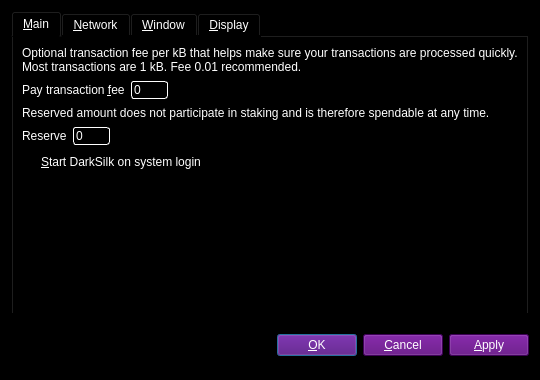
Qt form src/qt/forms/optionsdialog.ui (waffle-iron/DarkSilk-Release-Candidate) before a commit.
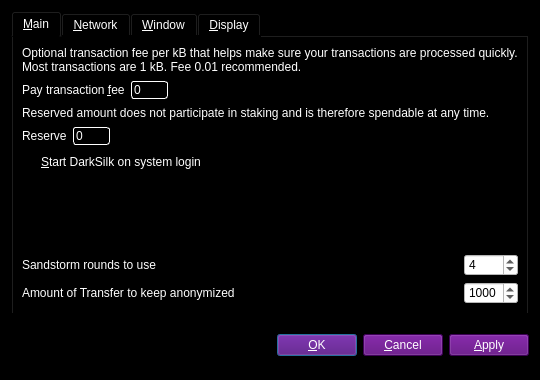
The same form after that commit. Custom widgets are drawn as their Qt base class.

Commit message: DarkSend/InstantX/Stormnode Updates/Fixes

The edit to the form file:
```diff
--- a/src/qt/forms/optionsdialog.ui
+++ b/src/qt/forms/optionsdialog.ui
@@ -37,8 +37,8 @@
       <attribute name="title">
        <string>&amp;Main</string>
       </attribute>
-      <layout class="QVBoxLayout" name="verticalLayout_Main">
-       <item>
+      <layout class="QGridLayout" name="gridLayout">
+       <item row="0" column="0" colspan="2">
         <widget class="QLabel" name="transactionFeeInfoLabel">
          <property name="text">
           <string>Optional transaction fee per kB that helps make sure your transactions are processed quickly. Most transactions are 1 kB. Fee 0.01 recommended.</string>
@@ -51,7 +51,7 @@
          </property>
         </widget>
        </item>
-       <item>
+       <item row="1" column="0">
         <layout class="QHBoxLayout" name="horizontalLayoutFee">
          <item>
           <widget class="QLabel" name="transactionFeeLabel">
@@ -88,7 +88,7 @@
          </item>
         </layout>
        </item>
-       <item>
+       <item row="2" column="0" colspan="2">
         <widget class="QLabel" name="reserveBalanceInfoLabel">
          <property name="text">
           <string>Reserved amount does not participate in staking and is therefore spendable at any time.</string>
@@ -101,7 +101,7 @@
          </property>
         </widget>
        </item>
-       <item>
+       <item row="3" column="0">
         <layout class="QHBoxLayout" name="horizontalLayoutReserveBalance">
          <item>
           <widget class="QLabel" name="reserveBalanceLabel">
@@ -138,7 +138,7 @@
          </item>
         </layout>
        </item>
-       <item>
+       <item row="4" column="0">
         <widget class="QCheckBox" name="darksilkAtStartup">
          <property name="toolTip">
           <string>Automatically start DarkSilk after logging in to the system.</string>
@@ -148,7 +148,7 @@
          </property>
         </widget>
        </item>
-       <item>
+       <item row="5" column="0">
         <spacer name="verticalSpacer_Main">
          <property name="orientation">
           <enum>Qt::Vertical</enum>
@@ -161,6 +161,75 @@
          </property>
         </spacer>
        </item>
+       <item row="6" column="0">
+        <widget class="QLabel" name="label">
+         <property name="toolTip">
+          <string>&lt;html&gt;&lt;head/&gt;&lt;body&gt;&lt;p&gt;This setting determines the amount of individual Stormnodes that an input will be anonymized through. More rounds of anonymisation gives a higher degree of privacy, but also costs more in fees.&lt;/p&gt;&lt;/body&gt;&lt;/html&gt;</string>
+         </property>
+         <property name="text">
+          <string>Sandstorm rounds to use</string>
+         </property>
+        </widget>
+       </item>
+       <item row="6" column="1">
+        <widget class="QSpinBox" name="sandstormRounds">
+         <property name="styleSheet">
+          <string notr="true">background-color: rgb(255, 255, 255);
+color: rgb(0, 0, 0);</string>
+         </property>
+         <property name="minimum">
+          <number>2</number>
+         </property>
+         <property name="maximum">
+          <number>8</number>
+         </property>
+         <property name="value">
+          <number>4</number>
+         </property>
+        </widget>
+       </item>
+       <item row="7" column="0">
+        <widget class="QLabel" name="label_2">
+         <property name="toolTip">
+          <string>This amount acts as a threshold to turn off Sandstorm once it's reached.</string>
+         </property>
+         <property name="statusTip">
+          <string notr="true"/>
+         </property>
+         <property name="whatsThis">
+          <string notr="true"/>
+         </property>
+         <property name="accessibleName">
+          <string notr="true"/>
+         </property>
+         <property name="accessibleDescription">
+          <string notr="true"/>
+         </property>
+         <property name="text">
+          <string>Amount of Transfer to keep anonymized</string>
+         </property>
+        </widget>
+       </item>
+       <item row="7" column="1">
+        <widget class="QSpinBox" name="AnonymizeDarkSilk">
+         <property name="styleSheet">
+          <string notr="true">background-color: rgb(255, 255, 255);
+color: rgb(0, 0, 0);</string>
+         </property>
+         <property name="minimum">
+          <number>2</number>
+         </property>
+         <property name="maximum">
+          <number>2000</number>
+         </property>
+         <property name="singleStep">
+          <number>10</number>
+         </property>
+         <property name="value">
+          <number>1000</number>
+         </property>
+        </widget>
+       </item>
       </layout>
      </widget>
      <widget class="QWidget" name="tabNetwork">
```
Left out of the diff: 1 changed line with no effect on the pictures. The commit also changes 106 other files.
